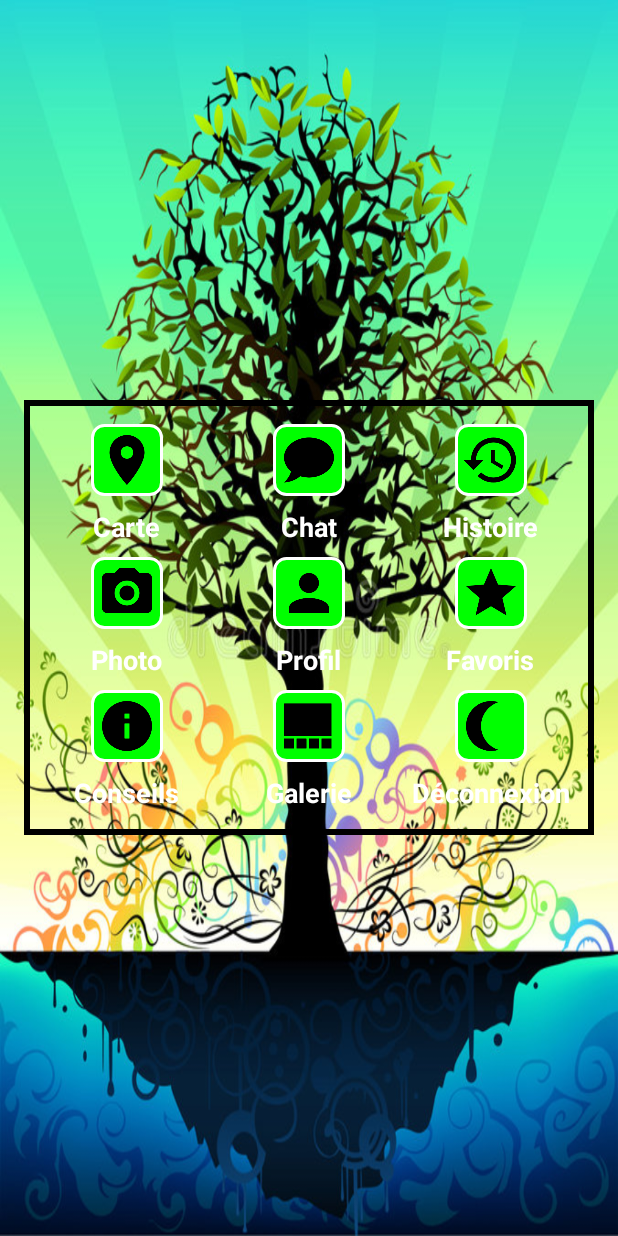
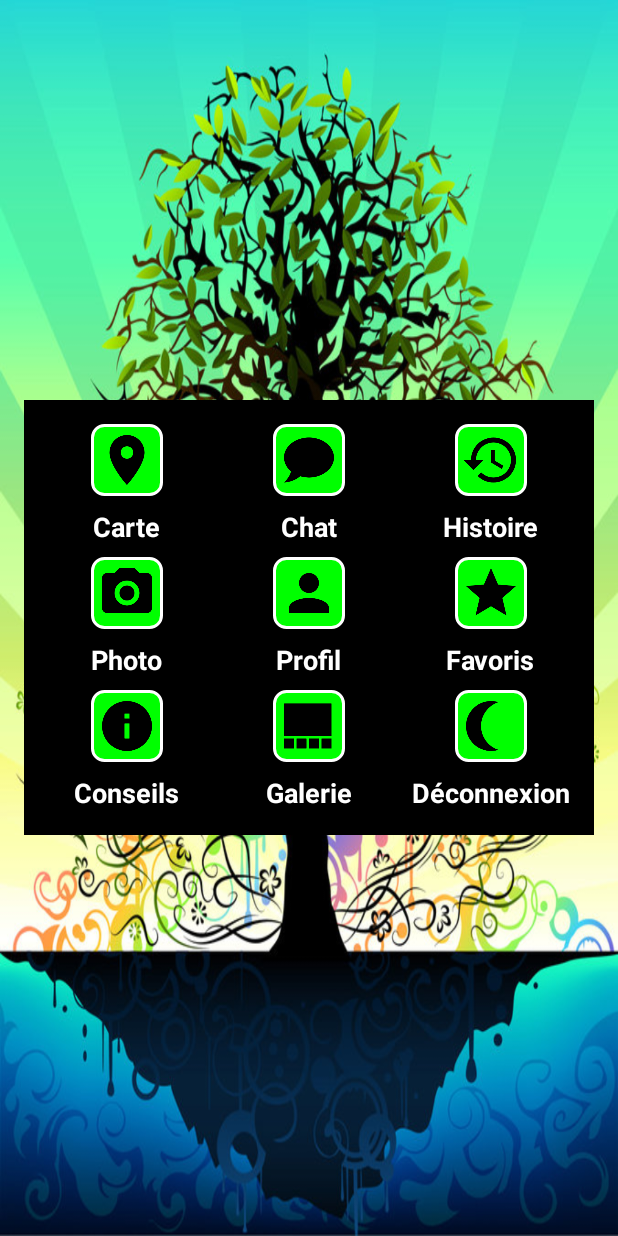
Before and after one commit to MSPR-Dev-Deploiement-IA/mobile, an Android app: the MainActivity screen opened directly, with no data from a screen before it, on a phone screen of 412 x 824 dp. Run offline under Robolectric (Android 15) with nearby library versions, the phone set to English and light mode, and no system bars; our stand-ins replace Picasso; pictures from the network do not load.

Commit message:
Need to work on main css

```diff
--- a/app/src/main/res/layout/activity_main.xml
+++ b/app/src/main/res/layout/activity_main.xml
@@ -10,7 +10,7 @@
         android:layout_height="wrap_content"
         android:orientation="horizontal"
         android:layout_centerInParent="true"
-        android:background="@drawable/layout_border"
+        android:background="@android:color/black"
         android:padding="16dp">
 
         <!-- Icones Centrés par 3 -->
```
